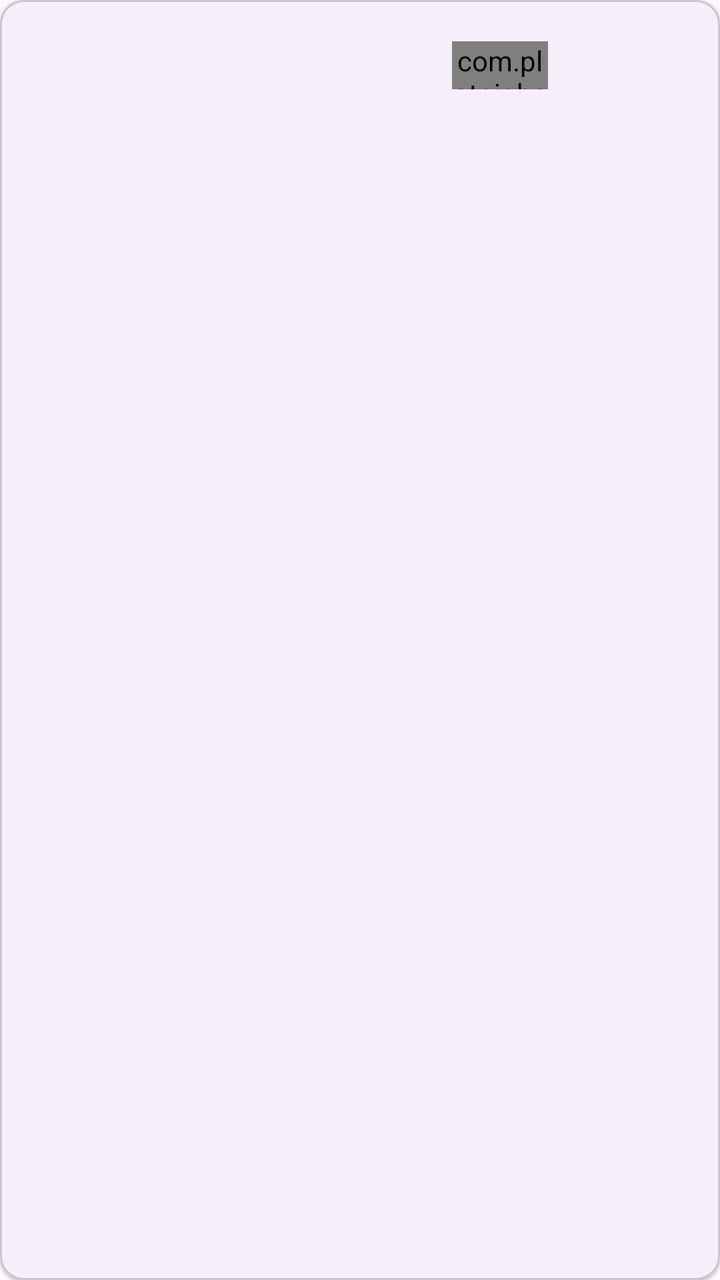
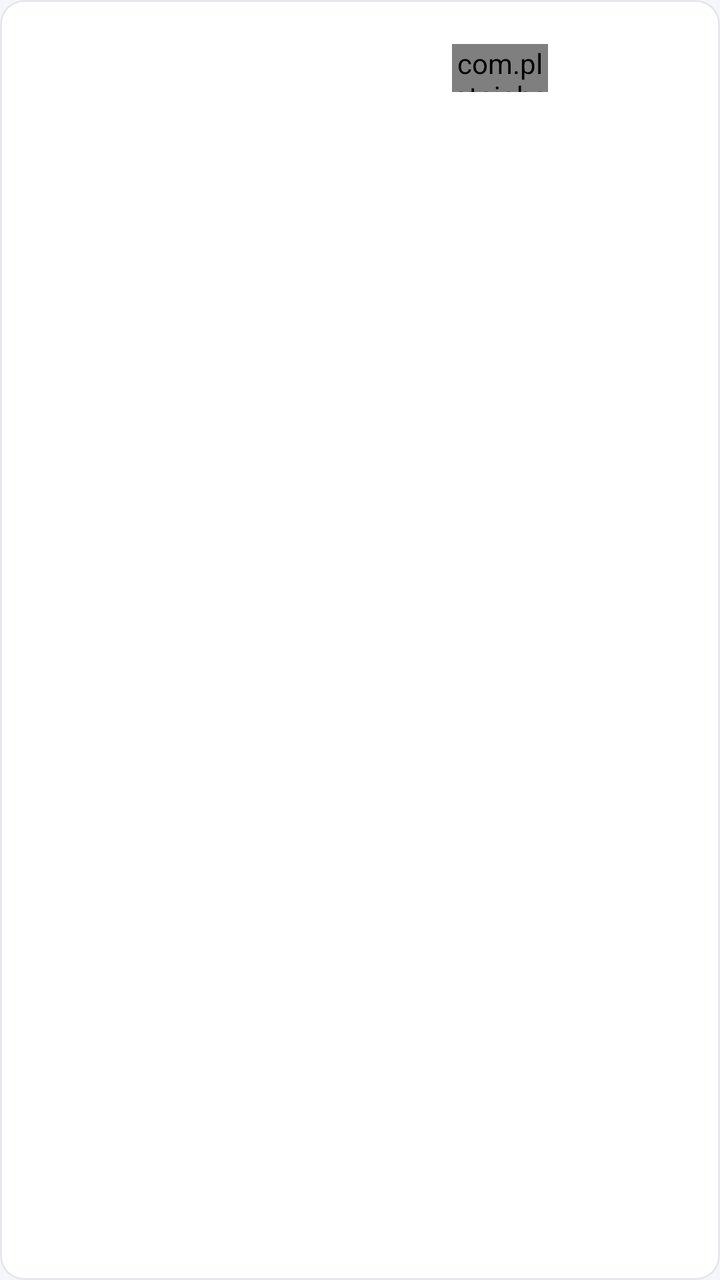

Compare the two renders of this Android layout. The source of the first and the diff that turns it into the second are given below.
<!-- AndroidManifest.xml: application theme Theme.PKotlinApp -->
<!-- res/layout/item_live_device.xml -->
<?xml version="1.0" encoding="utf-8"?>
<com.google.android.material.card.MaterialCardView xmlns:android="http://schemas.android.com/apk/res/android"
    xmlns:app="http://schemas.android.com/apk/res-auto"
    android:layout_width="match_parent"
    android:layout_height="wrap_content"
    android:layout_marginBottom="8dp"
    android:clickable="true"
    android:focusable="true"
    app:cardCornerRadius="12dp"
    app:cardElevation="1dp">

    <LinearLayout
        android:layout_width="match_parent"
        android:layout_height="wrap_content"
        android:gravity="center_vertical"
        android:orientation="horizontal"
        android:padding="14dp">

        <LinearLayout
            android:layout_width="0dp"
            android:layout_height="wrap_content"
            android:layout_weight="1"
            android:orientation="vertical">

            <TextView
                android:id="@+id/name"
                android:layout_width="match_parent"
                android:layout_height="wrap_content"
                android:ellipsize="end"
                android:singleLine="true"
                android:textAppearance="?attr/textAppearanceTitleSmall" />

            <TextView
                android:id="@+id/mac"
                android:layout_width="match_parent"
                android:layout_height="wrap_content"
                android:layout_marginTop="2dp"
                android:textAppearance="?attr/textAppearanceBodySmall"
                android:textColor="@color/text_secondary" />
        </LinearLayout>

        <com.platojobs.pkotlinapp.ui.common.RssiSignalView
            android:id="@+id/signal"
            android:layout_width="48dp"
            android:layout_height="24dp"
            android:layout_marginStart="8dp"
            app:rsv_activeColor="@color/signal_active"
            app:rsv_inactiveColor="@color/signal_inactive"
            app:rsv_barCount="4" />

        <TextView
            android:id="@+id/rssi"
            android:layout_width="64dp"
            android:layout_height="wrap_content"
            android:layout_marginStart="8dp"
            android:gravity="end"
            android:textAppearance="?attr/textAppearanceBodyMedium" />

    </LinearLayout>

</com.google.android.material.card.MaterialCardView>
<!-- resources referenced by this layout -->
<resources>
  <color name="signal_active">#2E7D32</color>
  <color name="signal_inactive">#D6D9E3</color>
  <color name="text_secondary">#6B7280</color>
  <style name="Theme.PKotlinApp" parent="Theme.Material3.DayNight.NoActionBar">
          <item name="android:windowBackground">?attr/colorSurface</item>
      </style>
</resources>

<!-- the commit's change to res/layout/item_live_device.xml (unified diff, before → after) -->
@@ -1,5 +1,6 @@
 <?xml version="1.0" encoding="utf-8"?>
-<com.google.android.material.card.MaterialCardView xmlns:android="http://schemas.android.com/apk/res/android"
+<com.google.android.material.card.MaterialCardView
+    style="@style/Widget.App.Card" xmlns:android="http://schemas.android.com/apk/res/android"
     xmlns:app="http://schemas.android.com/apk/res-auto"
     android:layout_width="match_parent"
     android:layout_height="wrap_content"
@@ -7,7 +8,7 @@
     android:clickable="true"
     android:focusable="true"
     app:cardCornerRadius="12dp"
-    app:cardElevation="1dp">
+    app:cardElevation="0dp">
 
     <LinearLayout
         android:layout_width="match_parent"
@@ -28,14 +29,14 @@
                 android:layout_height="wrap_content"
                 android:ellipsize="end"
                 android:singleLine="true"
-                android:textAppearance="?attr/textAppearanceTitleSmall" />
+                android:textAppearance="@style/TextAppearance.App.Callout" />
 
             <TextView
                 android:id="@+id/mac"
                 android:layout_width="match_parent"
                 android:layout_height="wrap_content"
                 android:layout_marginTop="2dp"
-                android:textAppearance="?attr/textAppearanceBodySmall"
+                android:textAppearance="@style/TextAppearance.App.Caption"
                 android:textColor="@color/text_secondary" />
         </LinearLayout>
 
@@ -44,8 +45,8 @@
             android:layout_width="48dp"
             android:layout_height="24dp"
             android:layout_marginStart="8dp"
-            app:rsv_activeColor="@color/signal_active"
-            app:rsv_inactiveColor="@color/signal_inactive"
+            app:rsv_activeColor="@color/success"
+            app:rsv_inactiveColor="@color/divider"
             app:rsv_barCount="4" />
 
         <TextView
@@ -54,7 +55,7 @@
             android:layout_height="wrap_content"
             android:layout_marginStart="8dp"
             android:gravity="end"
-            android:textAppearance="?attr/textAppearanceBodyMedium" />
+            android:textAppearance="@style/TextAppearance.App.Body" />
 
     </LinearLayout>
 
<!-- resource entries referenced after the edit -->
@@ -1,10 +1,124 @@
 <!-- resources referenced by this layout -->
 <resources>
-  <color name="signal_active">#2E7D32</color>
-  <color name="signal_inactive">#D6D9E3</color>
-  <color name="text_secondary">#6B7280</color>
+  <color name="divider">#E4E7EC</color>
+  <color name="success">#067647</color>
+  <color name="text_secondary">#475467</color>
+  <style name="TextAppearance.App.Body" parent="@android:style/TextAppearance">
+          <item name="android:textSize">17sp</item>
+          <item name="android:textColor">@color/text_primary</item>
+          <item name="android:fontFamily">sans-serif</item>
+          <item name="android:lineSpacingExtra">7dp</item>
+          <item name="android:lineSpacingMultiplier">1.0</item>
+      </style>
+  <style name="TextAppearance.App.Callout" parent="@android:style/TextAppearance">
+          <item name="android:textSize">15sp</item>
+          <item name="android:textColor">@color/text_primary</item>
+          <item name="android:fontFamily">sans-serif-medium</item>
+          <item name="android:lineSpacingExtra">6dp</item>
+          <item name="android:lineSpacingMultiplier">1.0</item>
+      </style>
+  <style name="TextAppearance.App.Caption" parent="@android:style/TextAppearance">
+          <item name="android:textSize">13sp</item>
+          <item name="android:textColor">@color/text_secondary</item>
+          <item name="android:fontFamily">sans-serif</item>
+          <item name="android:lineSpacingExtra">5dp</item>
+          <item name="android:lineSpacingMultiplier">1.0</item>
+      </style>
+  <style name="Widget.App.Card" parent="Widget.Material3.CardView.Outlined">
+          <item name="cardBackgroundColor">@color/surface</item>
+          <item name="strokeColor">@color/divider</item>
+          <item name="strokeWidth">@dimen/stroke_1</item>
+          <item name="cardCornerRadius">@dimen/radius_12</item>
+          <item name="cardElevation">@dimen/elevation_0</item>
+          <item name="android:stateListAnimator">@null</item>
+          <item name="rippleColor">@color/overlay_pressed</item>
+      </style>
   <style name="Theme.PKotlinApp" parent="Theme.Material3.DayNight.NoActionBar">
-          <item name="android:windowBackground">?attr/colorSurface</item>
+          <item name="android:windowBackground">@color/canvas</item>
+          <item name="android:statusBarColor">@android:color/transparent</item>
+          <item name="android:navigationBarColor">@color/canvas</item>
+          <item name="android:colorAccent">@color/primary</item>
+  
+          <item name="colorPrimary">@color/primary</item>
+          <item name="colorOnPrimary">@color/on_primary</item>
+          <item name="colorPrimaryContainer">@color/chart_band</item>
+          <item name="colorOnPrimaryContainer">@color/primary_text</item>
+          <item name="colorSecondary">@color/primary</item>
+          <item name="colorOnSecondary">@color/on_primary</item>
+          <item name="colorSurface">@color/surface</item>
+          <item name="colorSurfaceVariant">@color/surface_sunken</item>
+          <item name="colorOnSurface">@color/text_primary</item>
+          <item name="colorOnSurfaceVariant">@color/text_secondary</item>
+          <item name="colorOutline">@color/border</item>
+          <item name="colorError">@color/danger</item>
+          <item name="colorErrorContainer">@color/danger_bg</item>
+          <item name="colorOnErrorContainer">@color/danger</item>
+          <item name="android:textColorPrimary">@color/text_primary</item>
+          <item name="android:textColorSecondary">@color/text_secondary</item>
+          <item name="android:textColorHint">@color/text_tertiary</item>
+  
+          <item name="materialButtonStyle">@style/Widget.App.Button.Primary</item>
+          <item name="materialButtonOutlinedStyle">@style/Widget.App.Button.Secondary</item>
+          <item name="materialCardViewStyle">@style/Widget.App.Card</item>
+          <item name="chipStyle">@style/Widget.App.Chip</item>
       </style>
+  <color name="text_primary">#101828</color>
+  <color name="surface">#FFFFFF</color>
+  <dimen name="stroke_1">1dp</dimen>
+  <dimen name="radius_12">12dp</dimen>
+  <dimen name="elevation_0">0dp</dimen>
+  <color name="overlay_pressed">#0F101828</color>
+  <color name="canvas">#F4F6F9</color>
+  <color name="primary">#175CD3</color>
+  <color name="on_primary">#FFFFFF</color>
+  <color name="chart_band">#E8EFFB</color>
+  <color name="primary_text">#175CD3</color>
+  <color name="surface_sunken">#EEF1F5</color>
+  <color name="border">#D0D5DD</color>
+  <color name="danger">#B42318</color>
+  <color name="danger_bg">#FEF3F2</color>
+  <color name="text_tertiary">#667085</color>
+  <style name="Widget.App.Button.Primary" parent="Widget.Material3.Button">
+          <item name="android:minHeight">@dimen/button_h</item>
+          <item name="android:insetTop">0dp</item>
+          <item name="android:insetBottom">0dp</item>
+          <item name="android:elevation">0dp</item>
+          <item name="android:textAppearance">@style/TextAppearance.App.Button</item>
+          <item name="backgroundTint">@color/btn_primary_bg</item>
+          <item name="android:textColor">@color/btn_primary_text</item>
+          <item name="cornerRadius">@dimen/radius_12</item>
+          <item name="rippleColor">@color/overlay_pressed</item>
+      </style>
+  <style name="Widget.App.Button.Secondary" parent="Widget.Material3.Button.OutlinedButton">
+          <item name="android:minHeight">@dimen/button_h</item>
+          <item name="android:insetTop">0dp</item>
+          <item name="android:insetBottom">0dp</item>
+          <item name="android:elevation">0dp</item>
+          <item name="android:textAppearance">@style/TextAppearance.App.Button</item>
+          <item name="backgroundTint">@android:color/transparent</item>
+          <item name="android:textColor">@color/btn_secondary_text</item>
+          <item name="strokeColor">@color/border_strong</item>
+          <item name="strokeWidth">@dimen/stroke_1</item>
+          <item name="cornerRadius">@dimen/radius_12</item>
+          <item name="rippleColor">@color/overlay_pressed</item>
+      </style>
+  <style name="Widget.App.Chip" parent="Widget.Material3.Chip.Filter">
+          <item name="chipBackgroundColor">@color/chip_bg</item>
+          <item name="chipStrokeColor">@color/chip_stroke</item>
+          <item name="chipStrokeWidth">@dimen/stroke_1</item>
+          <item name="android:textAppearance">@style/TextAppearance.App.Caption</item>
+          <item name="android:textColor">@color/chip_text</item>
+          <item name="chipMinHeight">@dimen/chip_h</item>
+          <item name="chipCornerRadius">@dimen/radius_pill</item>
+          <item name="checkedIconVisible">false</item>
+      </style>
+  <dimen name="button_h">48dp</dimen>
+  <style name="TextAppearance.App.Button" parent="@style/TextAppearance.App.Body">
+          <item name="android:fontFamily">sans-serif-medium</item>
+          <item name="android:lineSpacingExtra">0dp</item>
+      </style>
+  <color name="border_strong">#8A93A2</color>
+  <dimen name="chip_h">32dp</dimen>
+  <dimen name="radius_pill">999dp</dimen>
 </resources>
 
